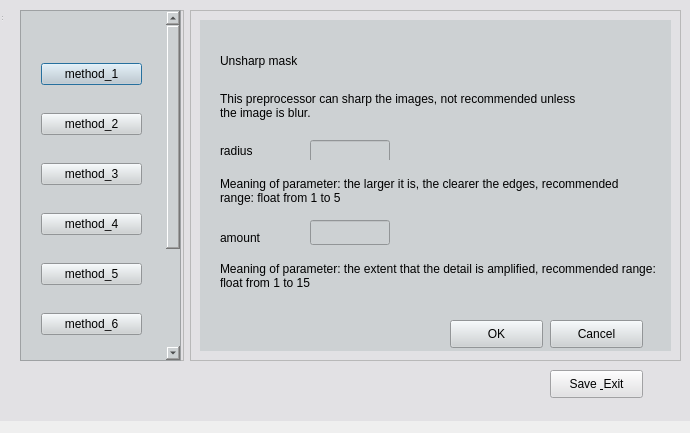
YU-Zhejian/ZJE-BSc-BIA4-group-08, file src/BIA_G8/_ui/method_selector.ui: the form before one commit.
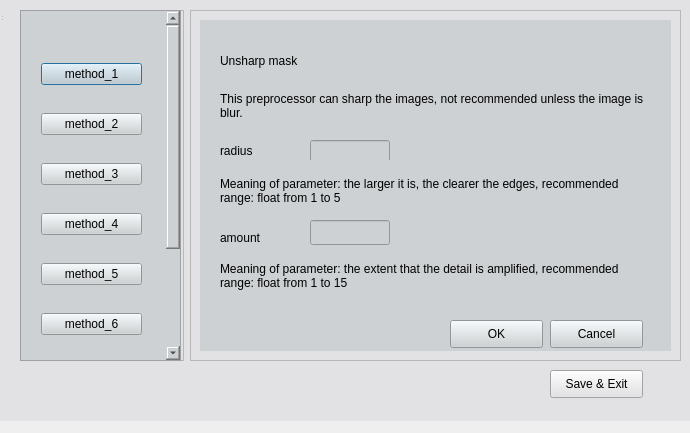
The form after the commit. The open tabs and pages were chosen to show the change.

Patch:
```diff
--- a/src/BIA_G8/_ui/method_selector.ui
+++ b/src/BIA_G8/_ui/method_selector.ui
@@ -817,7 +817,7 @@
            <rect>
             <x>20</x>
             <y>20</y>
-            <width>271</width>
+            <width>431</width>
             <height>41</height>
            </rect>
           </property>
@@ -833,7 +833,7 @@
            <rect>
             <x>20</x>
             <y>60</y>
-            <width>361</width>
+            <width>431</width>
             <height>51</height>
            </rect>
           </property>
@@ -852,7 +852,7 @@
            <rect>
             <x>20</x>
             <y>140</y>
-            <width>401</width>
+            <width>431</width>
             <height>61</height>
            </rect>
           </property>
@@ -897,7 +897,7 @@
            <rect>
             <x>20</x>
             <y>230</y>
-            <width>451</width>
+            <width>431</width>
             <height>51</height>
            </rect>
           </property>
@@ -1120,7 +1120,7 @@
       </rect>
      </property>
      <property name="text">
-      <string>Save &amp; Exit</string>
+      <string>Save &amp;&amp; Exit</string>
      </property>
     </widget>
    </widget>
```
Left out of the diff: 42 changed lines with no effect on the pictures.
